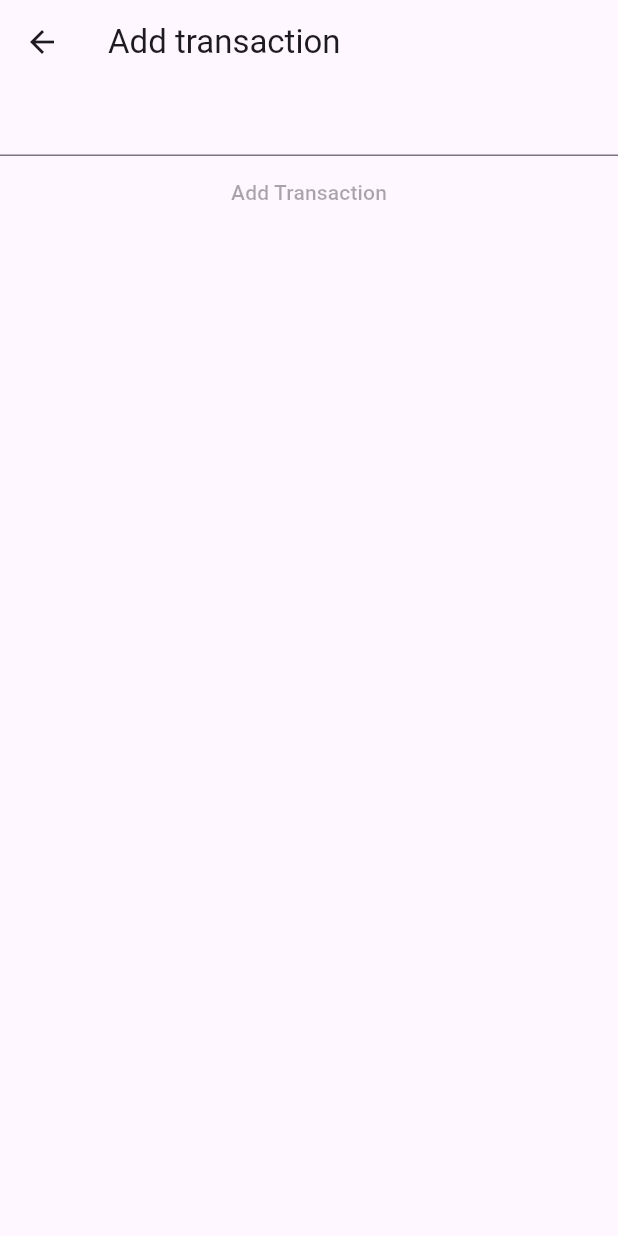
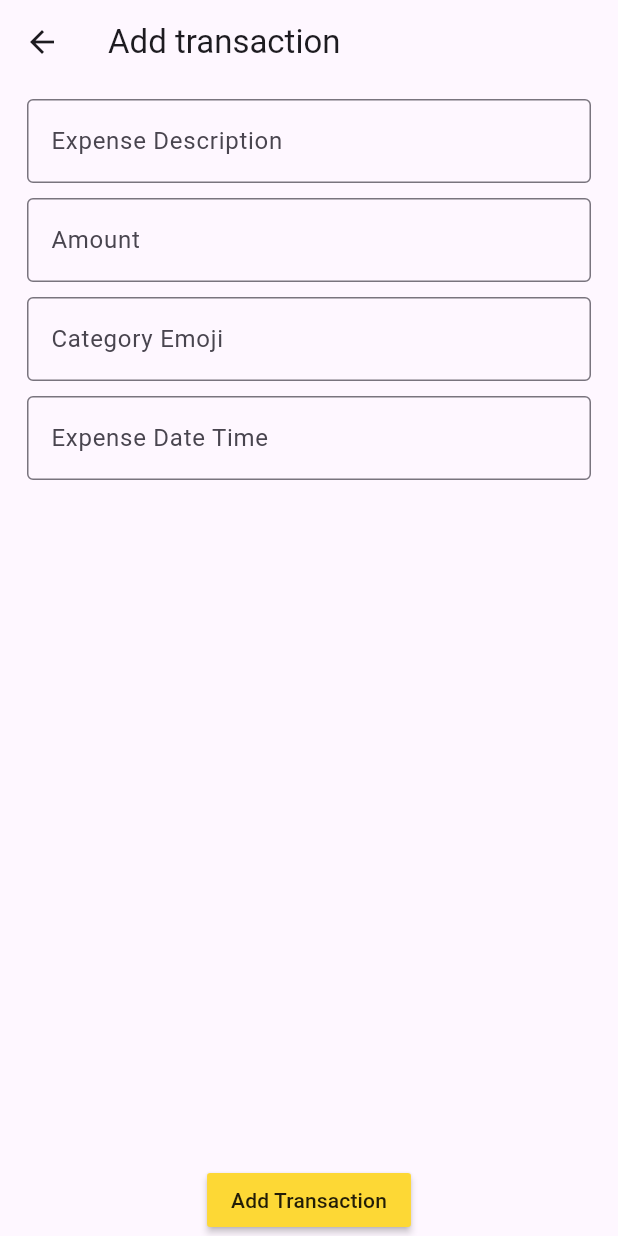
Before and after one commit to mukkul/coin_master, a Flutter app: the AddTransactionScreen screen opened directly, on a phone screen of 412 x 824 dp. Run offline on Flutter 3.47's test engine with Material 3 defaults, Android fonts, the phone set to English and light mode, and no system bars; our stand-ins replace built_value, dartz, easy_localization, email_validator, equatable, firebase_auth and 10 more; missing offline and left inert: easy_localization_loader; accounts and stored records are empty; generated files the repository leaves out were written again; Roboto replaces fonts that are missing (Montserrat).

```diff
--- a/lib/features/data/transaction/datasources/transaction_remote_datasource.dart
+++ b/lib/features/data/transaction/datasources/transaction_remote_datasource.dart
@@ -1,4 +1,4 @@
-import 'package:coin_master/features/domain/transaction/entities/transaction.dart';
+import 'package:coin_master/features/transaction/domain/entities/transaction.dart';
 
 abstract class TransactionRemoteDatasource {
   Future<Transaction?> get transaction;
--- a/lib/features/domain/transaction/repositories/transaction_repository.dart
+++ b/lib/features/domain/transaction/repositories/transaction_repository.dart
@@ -1,5 +1,5 @@
 
-import 'package:coin_master/features/domain/transaction/entities/transaction.dart';
+import 'package:coin_master/features/transaction/domain/entities/transaction.dart';
 
 abstract interface class TransactionRepository {
   Future<void> addTransaction({
--- a/lib/features/domain/transaction/usecases/add_transaction_usecase.dart
+++ b/lib/features/domain/transaction/usecases/add_transaction_usecase.dart
@@ -1,4 +1,4 @@
-import 'package:coin_master/features/domain/transaction/entities/transaction.dart';
+import 'package:coin_master/features/transaction/domain/entities/transaction.dart';
 import 'package:coin_master/features/domain/transaction/repositories/transaction_repository.dart';
 import 'package:coin_master/shared/domain/usecases/base_usecases.dart';
 
--- a/lib/features/domain/transaction/usecases/delete_transaction_usecase.dart
+++ b/lib/features/domain/transaction/usecases/delete_transaction_usecase.dart
@@ -1,4 +1,4 @@
-import 'package:coin_master/features/domain/transaction/entities/transaction.dart';
+import 'package:coin_master/features/transaction/domain/entities/transaction.dart';
 import 'package:coin_master/features/domain/transaction/repositories/transaction_repository.dart';
 import 'package:coin_master/shared/domain/usecases/base_usecases.dart';
 
--- a/lib/features/domain/transaction/usecases/edit_transaction_usecase.dart
+++ b/lib/features/domain/transaction/usecases/edit_transaction_usecase.dart
@@ -1,4 +1,4 @@
-import 'package:coin_master/features/domain/transaction/entities/transaction.dart';
+import 'package:coin_master/features/transaction/domain/entities/transaction.dart';
 import 'package:coin_master/features/domain/transaction/repositories/transaction_repository.dart';
 import 'package:coin_master/shared/domain/usecases/base_usecases.dart';
 
--- a/lib/features/domain/transaction/usecases/get_all_transaction_usecase.dart
+++ b/lib/features/domain/transaction/usecases/get_all_transaction_usecase.dart
@@ -1,4 +1,4 @@
-import 'package:coin_master/features/domain/transaction/entities/transaction.dart';
+import 'package:coin_master/features/transaction/domain/entities/transaction.dart';
 import 'package:coin_master/features/domain/transaction/repositories/transaction_repository.dart';
 import 'package:coin_master/shared/domain/usecases/base_usecases.dart';
 
--- a/lib/features/login/domain/value_objects/email.dart
+++ b/lib/features/login/domain/value_objects/email.dart
@@ -1,4 +1,5 @@
 import 'package:built_value/built_value.dart';
+import 'package:coin_master/constants/error_messages/error_messages.dart';
 import 'package:email_validator/email_validator.dart';
 
 part 'email.g.dart';
@@ -8,7 +9,7 @@ abstract class Email implements Built<Email, EmailBuilder> {
 
   Email._() {
     if (EmailValidator.validate(value) == false) {
-      throw ArgumentError('Invalid email format.');
+      throw ArgumentError(ErrorMessages.invalidEmailError);
     }
   }
 
--- a/lib/features/presentation/screens/transaction/add_transaction_screen.dart
+++ b/lib/features/presentation/screens/transaction/add_transaction_screen.dart
@@ -1,3 +1,4 @@
+import 'package:coin_master/utils/ui/custom_text_fields.dart';
 import 'package:coin_master/widgets/buttons.dart';
 import 'package:flutter/material.dart';
 
@@ -10,16 +11,25 @@ class AddTransactionScreen extends StatefulWidget {
 
 class _AddTransactionScreenState extends State<AddTransactionScreen> {
   late final TextEditingController amountController;
+  late final TextEditingController categoryController;
+  late final TextEditingController dateTimeController;
+  late final TextEditingController descriptionController;
 
   @override
   void initState() {
     super.initState();
     amountController = TextEditingController();
+    categoryController = TextEditingController();
+    dateTimeController = TextEditingController();
+    descriptionController = TextEditingController();
   }
 
   @override
   void dispose() {
     amountController.dispose();
+    categoryController.dispose();
+    dateTimeController.dispose();
+    descriptionController.dispose();
     super.dispose();
   }
 
@@ -29,23 +39,41 @@ class _AddTransactionScreenState extends State<AddTransactionScreen> {
       appBar: AppBar(
         title: const Text('Add transaction'),
       ),
-      body: SingleChildScrollView(
-        child: Column(
-          mainAxisAlignment: MainAxisAlignment.spaceBetween,
-          children: [
-            Column(
+      body: Column(
+        mainAxisAlignment: MainAxisAlignment.spaceBetween,
+        children: [
+          Padding(
+            padding: const EdgeInsets.symmetric(horizontal:18.0),
+            child: Column(
               children: [
-                TextFormField(
+                const SizedBox(height: 10,),
+                CustomTextFields.borderedTextField(
+                  controller: descriptionController,
+                  hintText: 'Expense Description',
+                ),
+                const SizedBox(height: 10,),
+                CustomTextFields.borderedTextField(
                   controller: amountController,
+                  hintText: 'Amount',
+                ),
+                const SizedBox(height: 10,),
+                CustomTextFields.borderedTextField(
+                  controller: categoryController,
+                  hintText: 'Category Emoji',
+                ),
+                const SizedBox(height: 10,),
+                CustomTextFields.borderedTextField(
+                  controller: dateTimeController,
+                  hintText: 'Expense Date Time',
                 ),
               ],
             ),
-            const Buttons.primary(
-              onPressed: null,
-              child: Text('Add Transaction'),
-            ),
-          ],
-        ),
+          ),
+          Buttons.primary(
+            onPressed: (){},
+            child: const Text('Add Transaction'),
+          ),
+        ],
       ),
     );
   }
--- a/lib/features/domain/transaction/entities/transaction.dart
+++ b/lib/features/transaction/domain/entities/transaction.dart
@@ -1,4 +1,4 @@
-import 'package:coin_master/features/domain/transaction/entities/transaction_type.dart';
+import 'package:coin_master/features/transaction/domain/entities/transaction_type.dart';
 import 'package:equatable/equatable.dart';
 import 'package:flutter/foundation.dart';
 
@@ -8,16 +8,18 @@ class Transaction extends Equatable {
   final DateTime transactionDateTime;
   final TransactionType transactionType;
   final Category category;
+  final String? description;
 
   const Transaction({
     required this.amount,
     required this.transactionDateTime,
     required this.transactionType,
     required this.category,
-    this.transactionId
+    this.transactionId,
+    this.description,
   });
 
   @override
   List<Object?> get props =>
-      [amount, transactionDateTime, transactionType, category, transactionId];
+      [amount, transactionDateTime, transactionType, category, transactionId, description];
 }
--- /dev/null
+++ b/lib/utils/ui/custom_text_fields.dart
@@ -0,0 +1,23 @@
+import 'package:flutter/material.dart';
+
+class CustomTextFields {
+
+  static  borderedTextField({
+    required TextEditingController controller,
+    String? hintText,
+  }) {
+    return TextFormField(
+      controller: controller,
+      decoration: InputDecoration(
+        hintText: hintText,
+        border: OutlineInputBorder(
+          borderRadius: BorderRadius.circular(4),
+          borderSide: const BorderSide(
+            color: Colors.grey,
+          ),
+        ),
+      ),
+    );
+  }
+
+}
```
Also changed, not shown: lib/constants/error_messages/error_messages.dart (added, +8 -0 lines), lib/features/transaction/domain/value_objects/transaction_description.dart (added, +37 -0 lines), lib/features/transaction/presentation/bloc/add_transaction/add_transaction_state.dart (added, +8 -0 lines), lib/features/transaction/domain/entities/transaction_category.dart (renamed from lib/features/domain/transaction/entities/transaction_category.dart), lib/features/transaction/domain/entities/transaction_type.dart (renamed from lib/features/domain/transaction/entities/transaction_type.dart), lib/features/transaction/presentation/bloc/add_transaction/add_transaction_cubit.dart (added).
